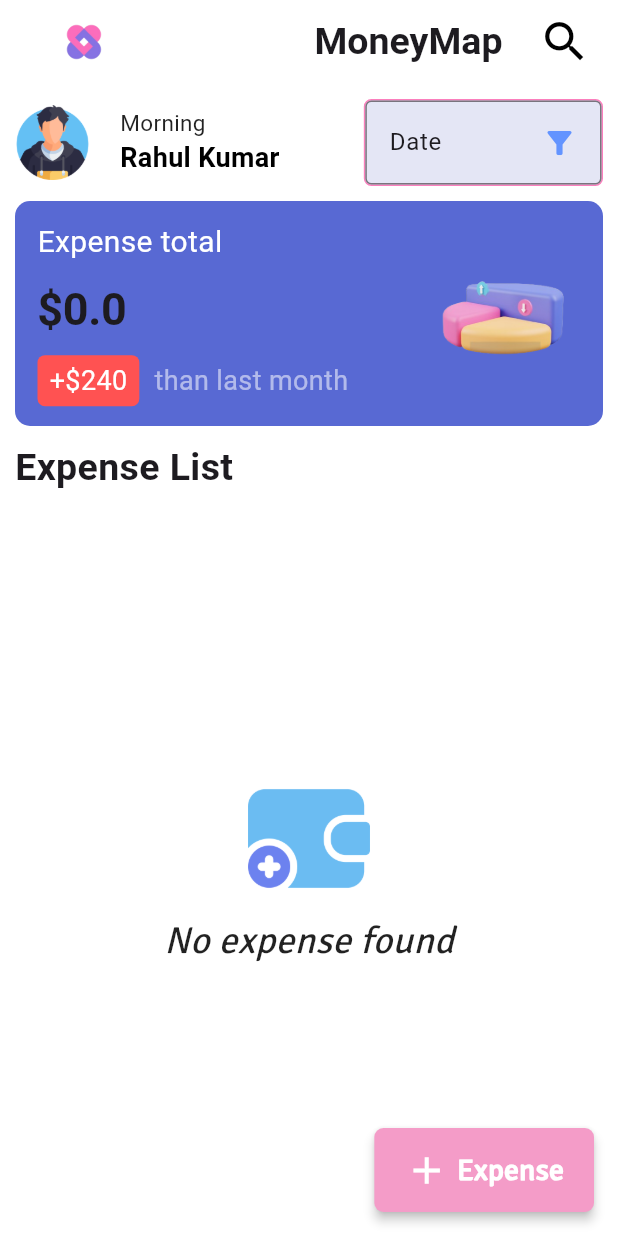
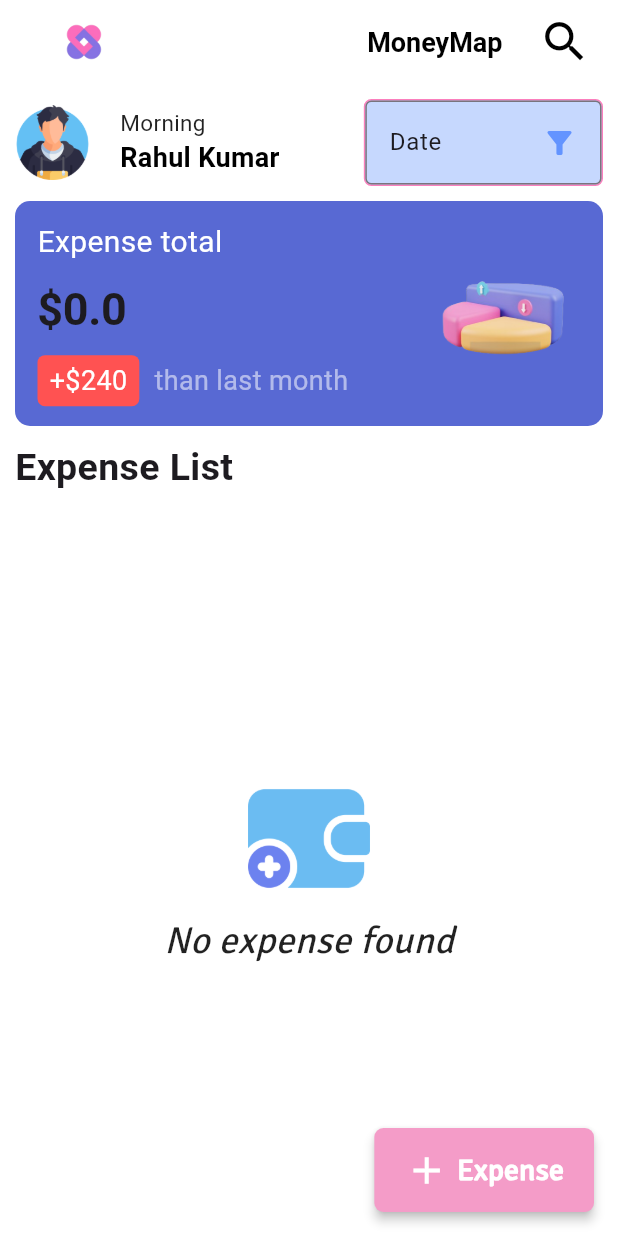
Before and after one commit to rahulkumardev24/expense-tracker-app-, a Flutter app: the HomeScreen screen opened directly, on a phone screen of 412 x 824 dp. Run offline on Flutter 3.47's test engine with Material 3 defaults, Android fonts, the phone set to English and light mode, and no system bars; our stand-ins replace fl_chart, flutter_bloc, shared_preferences, sqflite; accounts and stored records are empty; Roboto replaces fonts that are missing (fontMain).

Commit message:
solve some problem and screen short

```diff
--- a/lib/domain/app_utils.dart
+++ b/lib/domain/app_utils.dart
@@ -1,49 +1,45 @@
 import 'dart:ui';
-
 import 'package:flutter/material.dart';
 
 TextStyle mTextStyle30({
   Color fontColor = Colors.black,
   FontWeight fontWeight = FontWeight.normal,
-}){
+}) {
   return TextStyle(
     fontSize: 30,
     color: fontColor,
     fontWeight: fontWeight,
-      fontFamily: 'fontMain'
   );
 }
 
 TextStyle mTextStyle18({
   Color fontColor = Colors.black,
   FontWeight fontWeight = FontWeight.normal,
-}){
+}) {
   return TextStyle(
     fontSize: 18,
     color: fontColor,
     fontWeight: fontWeight,
-      fontFamily: 'fontMain'
   );
 }
 
 TextStyle mTextStyle15({
   Color fontColor = Colors.black,
   FontWeight fontWeight = FontWeight.normal,
-}){
+}) {
   return TextStyle(
     fontSize: 15,
     color: fontColor,
     fontWeight: fontWeight,
-      fontFamily: 'fontMain'
   );
 }
+
 TextStyle mTextStyle11({
   Color fontColor = Colors.black,
   FontWeight fontWeight = FontWeight.normal,
-}){
+}) {
   return TextStyle(
     fontSize: 11,
     fontWeight: fontWeight,
-      fontFamily: 'fontMain'
   );
 }
--- a/lib/screen/home_screen.dart
+++ b/lib/screen/home_screen.dart
@@ -10,7 +10,6 @@ import 'package:flutter/material.dart';
 import 'package:expense_tracker_app/Colors.dart';
 import 'package:flutter_bloc/flutter_bloc.dart';
 import 'package:intl/intl.dart';
-
 import '../domain/app_utils.dart';
 
 class HomeScreen extends StatefulWidget {
@@ -31,7 +30,6 @@ class _HomeScreenState extends State<HomeScreen> {
   List<String> filterType = ["Date", "Month", "Year", "Category"];
   String selectedFilter = "Date";
 
-  // Create a GlobalKey for the Scaffold
   final GlobalKey<ScaffoldState> _scaffoldKey = GlobalKey<ScaffoldState>();
   @override
   void initState() {
@@ -41,7 +39,7 @@ class _HomeScreenState extends State<HomeScreen> {
 
   @override
   Widget build(BuildContext context) {
-    bool isLight = Theme.of(context).brightness==Brightness.light;
+    bool isLight = Theme.of(context).brightness == Brightness.light;
     return Scaffold(
       key: _scaffoldKey,
       backgroundColor: isLight ? Colors.white : Colors.black,
@@ -52,19 +50,20 @@ class _HomeScreenState extends State<HomeScreen> {
             bottomLeft: Radius.circular(10),
           ),
         ),
-        backgroundColor: Theme.of(context).brightness == Brightness.light ? Colors.white : Colors.black , // Replace with AppColors.appLight
+        backgroundColor: Theme.of(context).brightness == Brightness.light
+            ? Colors.white
+            : Colors.black,
         automaticallyImplyLeading: false,
         actions: [
           Padding(
             padding: const EdgeInsets.only(right: 10.0),
             child: IconButton(
-              icon: const Icon(
+              icon: Icon(
                 Icons.search,
-                color: Colors.black,
+                color: isLight ? Colors.black : Colors.white,
                 size: 35,
               ),
               onPressed: () {
-                // Open the drawer when the search icon is pressed
                 _scaffoldKey.currentState?.openDrawer();
               },
             ),
@@ -87,9 +86,11 @@ class _HomeScreenState extends State<HomeScreen> {
             const SizedBox(
               height: 10,
             ),
-            const Text(
+            Text(
               "MoneyMap",
-              style: TextStyle(fontSize: 25, fontWeight: FontWeight.bold),
+              style: mTextStyle18(
+                  fontColor: isLight ? Colors.black : Colors.white,
+                  fontWeight: FontWeight.bold),
             ),
           ],
         ),
@@ -186,16 +187,18 @@ class _HomeScreenState extends State<HomeScreen> {
                     width: 50,
                   ),
                   const SizedBox(width: 20),
-                   Column(
+                  Column(
                     crossAxisAlignment: CrossAxisAlignment.start,
                     children: [
-                      Text(
-                        "Morning",
-                        style:
-                        mTextStyle15(fontColor: isLight ? Colors.black87 : Colors.white)),
+                      Text("Morning",
+                          style: mTextStyle15(
+                              fontColor:
+                                  isLight ? Colors.black87 : Colors.white)),
                       Text(
                         "Rahul Kumar",
-                        style: mTextStyle18(fontWeight: FontWeight.bold , fontColor: isLight ? Colors.black : Colors.white),
+                        style: mTextStyle18(
+                            fontWeight: FontWeight.bold,
+                            fontColor: isLight ? Colors.black : Colors.white),
                       ),
                     ],
                   ),
@@ -205,7 +208,9 @@ class _HomeScreenState extends State<HomeScreen> {
                   /// ---------------------- filter drop down menu --------------------
                   Container(
                     decoration: BoxDecoration(
-                        color: AppColors.lightSky,
+                        color: isLight
+                            ? AppColors.appEditBox1.withOpacity(0.5)
+                            : AppColors.appLight,
                         borderRadius: BorderRadius.circular(5),
                         border: Border.all(width: 1, color: AppColors.appDeep)),
                     child: Row(
@@ -386,14 +391,21 @@ class _HomeScreenState extends State<HomeScreen> {
                                           mainAxisAlignment:
                                               MainAxisAlignment.spaceBetween,
                                           children: [
+                                            Text(allData[index].title,
+                                                style: Theme.of(context)
+                                                    .textTheme
+                                                    .displayMedium
+                                                    ?.copyWith(
+                                                        fontWeight:
+                                                            FontWeight.bold)),
                                             Text(
-                                              allData[index].title,
-                                              style: Theme.of(context).textTheme.displayMedium?.copyWith(fontWeight: FontWeight.bold)
-                                            ),
-                                            Text(
-                                              "\$${allData[index].totalAmount}",
-                                              style:Theme.of(context).textTheme.displayMedium?.copyWith(fontWeight: FontWeight.bold)
-                                            ),
+                                                "\$${allData[index].totalAmount}",
+                                                style: Theme.of(context)
+                                                    .textTheme
+                                                    .displayMedium
+                                                    ?.copyWith(
+                                                        fontWeight:
+                                                            FontWeight.bold)),
                                           ],
                                         ),
                                       ),
@@ -468,14 +480,22 @@ class _HomeScreenState extends State<HomeScreen> {
                                                             .fExpense[
                                                                 childIndex]
                                                             .expenseTitle,
-                                                        style:Theme.of(context).textTheme.displayMedium?.copyWith(fontWeight: FontWeight.bold),
+                                                        style: Theme.of(context)
+                                                            .textTheme
+                                                            .displayMedium
+                                                            ?.copyWith(
+                                                                fontWeight:
+                                                                    FontWeight
+                                                                        .bold),
                                                       ),
                                                       Text(
                                                         allData[index]
                                                             .fExpense[
                                                                 childIndex]
                                                             .expenseDescription,
-                                                        style:Theme.of(context).textTheme.displayMedium,
+                                                        style: Theme.of(context)
+                                                            .textTheme
+                                                            .displayMedium,
                                                       ),
                                                     ],
                                                   ),
--- a/lib/screen/main_screen.dart
+++ b/lib/screen/main_screen.dart
@@ -20,7 +20,6 @@ class _MainScreenState extends State<MainScreen> {
     const HomeScreen(),
     const HomeScreen(),
   ];
-
   void _onItemTapped(int index) {
     setState(() {
       currentScreen = index;
--- a/lib/screen/splash_screen.dart
+++ b/lib/screen/splash_screen.dart
@@ -1,4 +1,5 @@
 import 'package:expense_tracker_app/screen/home_screen.dart';
+import 'package:expense_tracker_app/screen/login%20and%20signup/login_screen.dart';
 import 'package:expense_tracker_app/screen/main_screen.dart';
 import 'package:flutter/material.dart';
 
@@ -67,7 +68,7 @@ class SplashScreen extends StatelessWidget {
                     ),
                     FloatingActionButton(
                         onPressed: () {
-                          Navigator.push(context, MaterialPageRoute(builder: (context) => const MainScreen()));
+                          Navigator.push(context, MaterialPageRoute(builder: (context) =>  LoginScreen()));
                         }, backgroundColor: AppColors.appLight,
                         child: const Icon(Icons.arrow_forward_rounded) ,)
                   ],
```
Also changed, not shown: lib/main.dart (+4 -4 lines), lib/screen/login and signup/login_screen.dart (+12 -10 lines), lib/screen/login and signup/signup_screen.dart (+5 -7 lines), Screenshot_20250205_142235.png (added), Screenshot_20250205_142357.png (added), Screenshot_20250205_142412.png (added), Screenshot_20250205_143259.png (added), Screenshot_20250205_143331.png (added), Screenshot_20250205_143943.png (added), Screenshot_20250205_144028.png (added), Screenshot_20250205_144104.png (added). Lines whose indentation alone changed are shown as unchanged.
